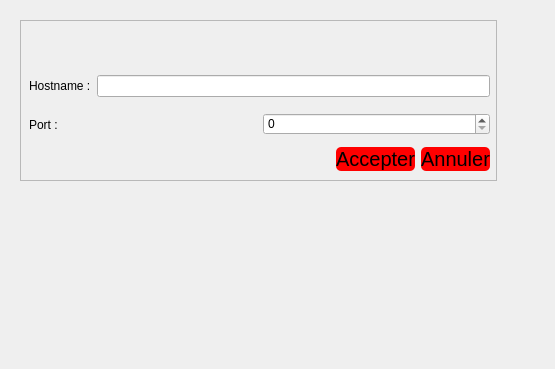
Before: the Qt Designer form invite/messengerconnection.ui in dina-boughanmi/projet-C-, drawn with Qt 5.
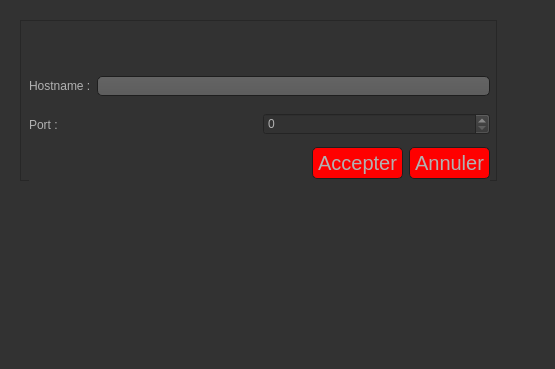
After: the same form once the commit is applied. Icons and pictures are not drawn.

Diff of the .ui file:
```diff
--- a/invite/messengerconnection.ui
+++ b/invite/messengerconnection.ui
@@ -13,6 +13,474 @@
   <property name="windowTitle">
    <string>Dialog</string>
   </property>
+  <property name="styleSheet">
+   <string notr="true">QCheckBox::indicator:checked, QRadioButton::indicator:checked
+{
+    border: 1px solid #444;
+       background-color: #3995D7;
+}
+
+
+QToolTip
+{
+     border: 1px solid black;
+     background-color:#3995D7;
+     padding: 1px;
+     border-radius: 3px;
+     opacity: 100;
+}
+
+QWidget
+{
+    color: #b1b1b1;
+    background-color: #323232;
+}
+
+QWidget:item:hover
+{
+    background-color: QLinearGradient( x1: 0, y1: 0, x2: 0, y2: 1, stop: 0#3995D7, stop: 1 #ca0619);
+    color: #000000;
+}
+
+QWidget:item:selected
+{
+    background-color: QLinearGradient( x1: 0, y1: 0, x2: 0, y2: 1, stop: 0#3995D7, stop: 1 #d7801a);
+}
+
+QMenuBar::item
+{
+    background: transparent;
+}
+
+QMenuBar::item:selected
+{
+    background: transparent;
+    border: 1px solid#3995D7;
+}
+
+QMenuBar::item:pressed
+{
+    background: #444;
+    border: 1px solid #000;
+    background-color: QLinearGradient(
+        x1:0, y1:0,
+        x2:0, y2:1,
+        stop:1 #212121,
+        stop:0.4 #343434/*,
+        stop:0.2 #343434,
+        stop:0.1#3995D7*/
+    );
+    margin-bottom:-1px;
+    padding-bottom:1px;
+}
+
+QMenu
+{
+    border: 1px solid #000;
+}
+
+QMenu::item
+{
+    padding: 2px 20px 2px 20px;
+}
+
+QMenu::item:selected
+{
+    color: #000000;
+}
+
+QWidget:disabled
+{
+    color: #404040;
+    background-color: #323232;
+}
+
+QAbstractItemView
+{
+    background-color: QLinearGradient( x1: 0, y1: 0, x2: 0, y2: 1, stop: 0 #4d4d4d, stop: 0.1 #646464, stop: 1 #5d5d5d);
+}
+
+QWidget:focus
+{
+    /*border: 2px solid QLinearGradient( x1: 0, y1: 0, x2: 0, y2: 1, stop: 0#3995D7, stop: 1 #d7801a);*/
+}
+
+QLineEdit
+{
+    background-color: QLinearGradient( x1: 0, y1: 0, x2: 0, y2: 1, stop: 0 #4d4d4d, stop: 0 #646464, stop: 1 #5d5d5d);
+    padding: 1px;
+    border-style: solid;
+    border: 1px solid #1e1e1e;
+    border-radius: 5;
+}
+
+QPushButton
+{
+    color: #b1b1b1;
+    background-color: QLinearGradient( x1: 0, y1: 0, x2: 0, y2: 1, stop: 0 #565656, stop: 0.1 #525252, stop: 0.5 #4e4e4e, stop: 0.9 #4a4a4a, stop: 1 #464646);
+    border-width: 1px;
+    border-color: #1e1e1e;
+    border-style: solid;
+    border-radius: 6;
+    padding: 3px;
+    font-size: 12px;
+    padding-left: 5px;
+    padding-right: 5px;
+}
+
+QPushButton:pressed
+{
+    background-color: QLinearGradient( x1: 0, y1: 0, x2: 0, y2: 1, stop: 0 #2d2d2d, stop: 0.1 #2b2b2b, stop: 0.5 #292929, stop: 0.9 #282828, stop: 1 #252525);
+}
+
+QComboBox
+{
+    selection-background-color:#3995D7;
+    background-color: QLinearGradient( x1: 0, y1: 0, x2: 0, y2: 1, stop: 0 #565656, stop: 0.1 #525252, stop: 0.5 #4e4e4e, stop: 0.9 #4a4a4a, stop: 1 #464646);
+    border-style: solid;
+    border: 1px solid #1e1e1e;
+    border-radius: 5;
+}
+
+QComboBox:hover,QPushButton:hover
+{
+    border: 2px solid QLinearGradient( x1: 0, y1: 0, x2: 0, y2: 1, stop: 0#3995D7, stop: 1 #3995D7);
+}
+
+
+QComboBox:on
+{
+    padding-top: 3px;
+    padding-left: 4px;
+    background-color: QLinearGradient( x1: 0, y1: 0, x2: 0, y2: 1, stop: 0 #2d2d2d, stop: 0.1 #2b2b2b, stop: 0.5 #292929, stop: 0.9 #282828, stop: 1 #252525);
+    selection-background-color:#3995D7;
+}
+
+QComboBox QAbstractItemView
+{
+    border: 2px solid darkgray;
+    selection-background-color: QLinearGradient( x1: 0, y1: 0, x2: 0, y2: 1, stop: 0#3995D7, stop: 1 #d7801a);
+}
+
+QComboBox::drop-down
+{
+     subcontrol-origin: padding;
+     subcontrol-position: top right;
+     width: 15px;
+
+     border-left-width: 0px;
+     border-left-color: darkgray;
+     border-left-style: solid; /* just a single line */
+     border-top-right-radius: 3px; /* same radius as the QComboBox */
+     border-bottom-right-radius: 3px;
+ }
+
+QComboBox::down-arrow
+{
+     image: url(:/down_arrow.png);
+}
+
+QGroupBox:focus
+{
+border: 2px solid QLinearGradient( x1: 0, y1: 0, x2: 0, y2: 1, stop: 0#3995D7, stop: 1 #d7801a);
+}
+
+QTextEdit:focus
+{
+    border: 2px solid QLinearGradient( x1: 0, y1: 0, x2: 0, y2: 1, stop: 0#3995D7, stop: 1 #d7801a);
+}
+
+QScrollBar:horizontal {
+     border: 1px solid #222222;
+     background: QLinearGradient( x1: 0, y1: 0, x2: 0, y2: 1, stop: 0.0 #121212, stop: 0.2 #282828, stop: 1 #484848);
+     height: 7px;
+     margin: 0px 16px 0 16px;
+}
+
+QScrollBar::handle:horizontal
+{
+      background: QLinearGradient( x1: 0, y1: 0, x2: 1, y2: 0, stop: 0#3995D7, stop: 0.5 #d7801a, stop: 1#3995D7);
+      min-height: 20px;
+      border-radius: 2px;
+}
+
+QScrollBar::add-line:horizontal {
+      border: 1px solid #1b1b19;
+      border-radius: 2px;
+      background: QLinearGradient( x1: 0, y1: 0, x2: 1, y2: 0, stop: 0#3995D7, stop: 1 #d7801a);
+      width: 14px;
+      subcontrol-position: right;
+      subcontrol-origin: margin;
+}
+
+QScrollBar::sub-line:horizontal {
+      border: 1px solid #1b1b19;
+      border-radius: 2px;
+      background: QLinearGradient( x1: 0, y1: 0, x2: 1, y2: 0, stop: 0#3995D7, stop: 1 #d7801a);
+      width: 14px;
+     subcontrol-position: left;
+     subcontrol-origin: margin;
+}
+
+QScrollBar::right-arrow:horizontal, QScrollBar::left-arrow:horizontal
+{
+      border: 1px solid black;
+      width: 1px;
+      height: 1px;
+      background: white;
+}
+
+QScrollBar::add-page:horizontal, QScrollBar::sub-page:horizontal
+{
+      background: none;
+}
+
+QScrollBar:vertical
+{
+      background: QLinearGradient( x1: 0, y1: 0, x2: 1, y2: 0, stop: 0.0 #121212, stop: 0.2 #282828, stop: 1 #484848);
+      width: 7px;
+      margin: 16px 0 16px 0;
+      border: 1px solid #222222;
+}
+
+QScrollBar::handle:vertical
+{
+      background: QLinearGradient( x1: 0, y1: 0, x2: 0, y2: 1, stop: 0#3995D7, stop: 0.5 #d7801a, stop: 1#3995D7);
+      min-height: 20px;
+      border-radius: 2px;
+}
+
+QScrollBar::add-line:vertical
+{
+      border: 1px solid #1b1b19;
+      border-radius: 2px;
+      background: QLinearGradient( x1: 0, y1: 0, x2: 0, y2: 1, stop: 0#3995D7, stop: 1 #d7801a);
+      height: 14px;
+      subcontrol-position: bottom;
+      subcontrol-origin: margin;
+}
+
+QScrollBar::sub-line:vertical
+{
+      border: 1px solid #1b1b19;
+      border-radius: 2px;
+      background: QLinearGradient( x1: 0, y1: 0, x2: 0, y2: 1, stop: 0 #d7801a, stop: 1#3995D7);
+      height: 14px;
+      subcontrol-position: top;
+      subcontrol-origin: margin;
+}
+
+QScrollBar::up-arrow:vertical, QScrollBar::down-arrow:vertical
+{
+      border: 1px solid black;
+      width: 1px;
+      height: 1px;
+      background: white;
+}
+
+
+QScrollBar::add-page:vertical, QScrollBar::sub-page:vertical
+{
+      background: none;
+}
+
+QTextEdit
+{
+    background-color: #242424;
+}
+
+QPlainTextEdit
+{
+    background-color: #242424;
+}
+
+QHeaderView::section
+{
+    background-color: QLinearGradient(x1:0, y1:0, x2:0, y2:1, stop:0 #616161, stop: 0.5 #505050, stop: 0.6 #434343, stop:1 #656565);
+    color: white;
+    padding-left: 4px;
+    border: 1px solid #6c6c6c;
+}
+
+QCheckBox:disabled
+{
+color: #414141;
+}
+
+QDockWidget::title
+{
+    text-align: center;
+    spacing: 3px; /* spacing between items in the tool bar */
+    background-color: QLinearGradient(x1:0, y1:0, x2:0, y2:1, stop:0 #323232, stop: 0.5 #242424, stop:1 #323232);
+}
+
+QDockWidget::close-button, QDockWidget::float-button
+{
+    text-align: center;
+    spacing: 1px; /* spacing between items in the tool bar */
+    background-color: QLinearGradient(x1:0, y1:0, x2:0, y2:1, stop:0 #323232, stop: 0.5 #242424, stop:1 #323232);
+}
+
+QDockWidget::close-button:hover, QDockWidget::float-button:hover
+{
+    background: #242424;
+}
+
+QDockWidget::close-button:pressed, QDockWidget::float-button:pressed
+{
+    padding: 1px -1px -1px 1px;
+}
+
+QMainWindow::separator
+{
+    background-color: QLinearGradient(x1:0, y1:0, x2:0, y2:1, stop:0 #161616, stop: 0.5 #151515, stop: 0.6 #212121, stop:1 #343434);
+    color: white;
+    padding-left: 4px;
+    border: 1px solid #4c4c4c;
+    spacing: 3px; /* spacing between items in the tool bar */
+}
+
+QMainWindow::separator:hover
+{
+
+    background-color: QLinearGradient(x1:0, y1:0, x2:0, y2:1, stop:0 #d7801a, stop:0.5 #b56c17 stop:1#3995D7);
+    color: white;
+    padding-left: 4px;
+    border: 1px solid #6c6c6c;
+    spacing: 3px; /* spacing between items in the tool bar */
+}
+
+QToolBar::handle
+{
+     spacing: 3px; /* spacing between items in the tool bar */
+     background: url(:/images/handle.png);
+}
+
+QMenu::separator
+{
+    height: 2px;
+    background-color: QLinearGradient(x1:0, y1:0, x2:0, y2:1, stop:0 #161616, stop: 0.5 #151515, stop: 0.6 #212121, stop:1 #343434);
+    color: white;
+    padding-left: 4px;
+    margin-left: 10px;
+    margin-right: 5px;
+}
+
+QProgressBar
+{
+    border: 2px solid grey;
+    border-radius: 5px;
+    text-align: center;
+}
+
+QProgressBar::chunk
+{
+    background-color:#3995D7;
+    width: 2.15px;
+    margin: 0.5px;
+}
+
+QTabBar::tab {
+    color: #b1b1b1;
+    border: 1px solid #444;
+    border-bottom-style: none;
+    background-color: #323232;
+    padding-left: 10px;
+    padding-right: 10px;
+    padding-top: 3px;
+    padding-bottom: 2px;
+    margin-right: -1px;
+}
+
+QTabWidget::pane {
+    border: 1px solid #444;
+    top: 1px;
+}
+
+QTabBar::tab:last
+{
+    margin-right: 0; /* the last selected tab has nothing to overlap with on the right */
+    border-top-right-radius: 3px;
+}
+
+QTabBar::tab:first:!selected
+{
+ margin-left: 0px; /* the last selected tab has nothing to overlap with on the right */
+
+
+    border-top-left-radius: 3px;
+}
+
+QTabBar::tab:!selected
+{
+    color: #b1b1b1;
+    border-bottom-style: solid;
+    margin-top: 3px;
+    background-color: QLinearGradient(x1:0, y1:0, x2:0, y2:1, stop:1 #212121, stop:.4 #343434);
+}
+
+QTabBar::tab:selected
+{
+    border-top-left-radius: 3px;
+    border-top-right-radius: 3px;
+    margin-bottom: 0px;
+}
+
+QTabBar::tab:!selected:hover
+{
+    /*border-top: 2px solid#3995D7;
+    padding-bottom: 3px;*/
+    border-top-left-radius: 3px;
+    border-top-right-radius: 3px;
+    background-color: QLinearGradient(x1:0, y1:0, x2:0, y2:1, stop:1 #212121, stop:0.4 #343434, stop:0.2 #343434, stop:0.1#3995D7);
+}
+
+QRadioButton::indicator:checked, QRadioButton::indicator:unchecked{
+    color: #b1b1b1;
+    background-color: #323232;
+    border: 1px solid #b1b1b1;
+    border-radius: 6px;
+}
+
+QRadioButton::indicator:checked
+{
+    background-color: qradialgradient(
+        cx: 0.5, cy: 0.5,
+        fx: 0.5, fy: 0.5,
+        radius: 1.0,
+        stop: 0.25#3995D7,
+        stop: 0.3 #323232
+    );
+}
+
+QCheckBox::indicator{
+    color: #b1b1b1;
+    background-color: #323232;
+    border: 1px solid #b1b1b1;
+    width: 9px;
+    height: 9px;
+}
+
+QRadioButton::indicator
+{
+    border-radius: 6px;
+}
+
+QRadioButton::indicator:hover, QCheckBox::indicator:hover
+{
+    border: 1px solid#3995D7;
+}
+
+QCheckBox::indicator:checked
+{
+    image:url(:/images/checkbox.png);
+}
+
+QCheckBox::indicator:disabled, QRadioButton::indicator:disabled
+{
+    border: 1px solid #444;
+}</string>
+  </property>
   <widget class="QFrame" name="frame">
    <property name="geometry">
     <rect>
@@ -99,7 +567,7 @@
       <x>9</x>
       <y>126</y>
       <width>461</width>
-      <height>27</height>
+      <height>35</height>
      </rect>
     </property>
     <layout class="QHBoxLayout" name="horizontalLayout_3">
```
